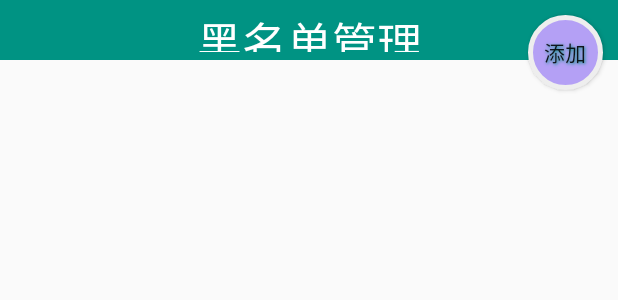
After one commit to JulseJiang/KMSafe, an Android app: the layout activity_blacknumber.xml on its own in the app's theme, with its tools: preview values and no code run, on a phone screen of 412 x 824 dp. The commit adds this screen. Shown: the top 300 px of the screen. Run offline under Robolectric (Android 15) with nearby library versions, the phone set to English and light mode, and no system bars.

Commit message:
黑名单数据库创建完毕，增删改查完毕

```diff
--- a/app/src/main/AndroidManifest.xml
+++ b/app/src/main/AndroidManifest.xml
@@ -56,6 +56,7 @@
         <activity android:name="activity.Setup4Activity"/>
         <activity android:name="activity.ContactListActivity"/>
         <activity android:name="activity.DeviceAdminActivity"/>
+        <activity android:name="activity.BlackNumberActivity"/>
         <receiver android:name="receiver.BootReceiver">
             <intent-filter>
                 <action android:name="android.intent.action.BOOT_COMPLETED"/>
--- a/app/src/main/java/activity/HomeActivity.java
+++ b/app/src/main/java/activity/HomeActivity.java
@@ -70,7 +70,7 @@ public class HomeActivity extends Activity{
         mTitleStr = new String[]{
                 "手机防盗","通讯卫士","软件管理",
                 "进程管理","流量统计","手机杀毒",
-                "缓存清理","手机防盗","设置中心",
+                "缓存清理","高级工具","设置中心",
 
         };
 
@@ -94,8 +94,8 @@ public class HomeActivity extends Activity{
                         showDialog();
                         break;
                     case 1:
-                        Log.i(TAG,"定位");
-                        Intent intent1 = new Intent(getApplicationContext(),TestActivity.class);
+                        Log.i(TAG,"跳转到通讯卫士模块");
+                        Intent intent1 = new Intent(getApplicationContext(),BlackNumberActivity.class);
                         startActivity(intent1);
                         break;
                     case 2:
--- a/app/src/main/res/drawable/bar.xml
+++ b/app/src/main/res/drawable/bar.xml
@@ -2,8 +2,6 @@
 <selector xmlns:android="http://schemas.android.com/apk/res/android">
     <item>
         <shape android:shape="rectangle">
-
-            <gradient android:endColor="#f00"/>
             <gradient android:startColor="@color/colorPrimary"/>
             <corners android:radius="10dip"/>
 
--- /dev/null
+++ b/app/src/main/res/drawable/buttom_oval.xml
@@ -0,0 +1,25 @@
+<?xml version="1.0" encoding="UTF-8"?>
+<selector xmlns:android="http://schemas.android.com/apk/res/android">
+    <item android:state_pressed="true">
+        <shape android:shape="rectangle">
+            <!-- 填充的颜色 -->
+            <solid android:color="#33444444" />
+            <!-- 设置按钮的四个角为弧形 -->
+            <!-- android:radius 弧形的半径 -->
+            <corners android:radius="10dip" />
+            <!-- padding：Button里面的文字与Button边界的间隔 -->
+            <padding android:bottom="1dp" android:left="1dp" android:right="1dp" android:top="1dp" />
+        </shape>
+    </item>
+    <item>
+        <shape xmlns:android="http://schemas.android.com/apk/res/android" android:shape="oval">
+            <!-- 填充的颜色 -->
+            <solid android:color="#b4a0f5" />
+            <stroke
+                android:width="3dp"
+                android:color="#eee"/>
+            <!-- padding：Button里面的文字与Button边界的间隔 -->
+            <padding android:bottom="1dp" android:left="1dp" android:right="1dp" android:top="1dp" />
+        </shape>
+    </item>
+</selector>
--- /dev/null
+++ b/app/src/main/res/layout/activity_blacknumber.xml
@@ -0,0 +1,32 @@
+<?xml version="1.0" encoding="utf-8"?>
+<LinearLayout xmlns:android="http://schemas.android.com/apk/res/android"
+    android:orientation="vertical" android:layout_width="match_parent"
+    android:layout_height="match_parent">
+    <RelativeLayout
+        android:layout_width="match_parent"
+        android:layout_height="wrap_content">
+        <TextView
+            android:text="黑名单管理"
+            style="@style/TitleStyle" />
+        <Button
+            android:id="@+id/bt_add"
+            android:text="添加"
+            android:shadowDx="1"
+            android:shadowDy="1"
+            android:shadowColor="@color/colorPrimary"
+            android:shadowRadius="2"
+            android:background="@drawable/buttom_oval"
+            android:layout_alignParentRight="true"
+            android:layout_centerVertical="true"
+            android:layout_margin="10dp"
+            android:layout_width="50dp"
+            android:layout_height="50dp" />
+
+    </RelativeLayout>
+    <ListView
+        android:id="@+id/lv_blacknumber"
+        android:layout_width="match_parent"
+        android:layout_height="wrap_content">
+
+    </ListView>
+</LinearLayout>
```
Also changed, not shown: app/src/main/java/activity/BlackNumberActivity.java (added, +17 -0 lines), app/src/main/java/db/BlackNumberOpenHelper.java (added, +27 -0 lines), app/src/main/java/db/dao/BlackNumberDao.java (added, +97 -0 lines), app/src/main/java/db/domain/BlackNumberInfo.java (added, +9 -0 lines), app/src/main/res/drawable/shape_around_solid.xml (line endings or trailing spaces).
